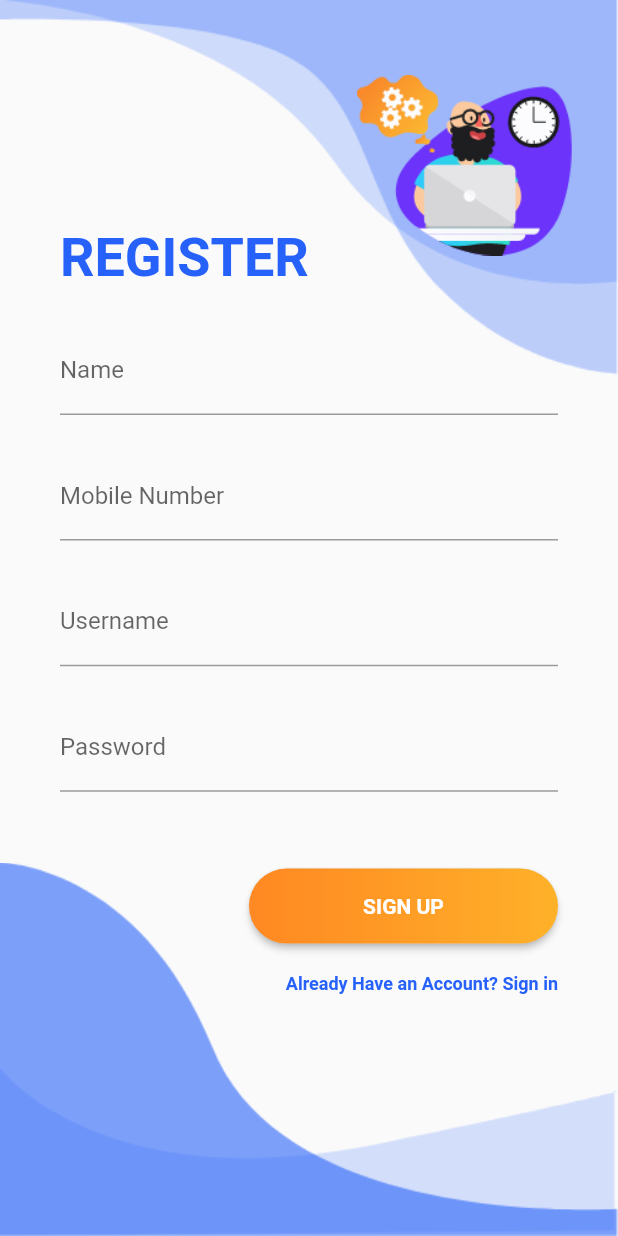
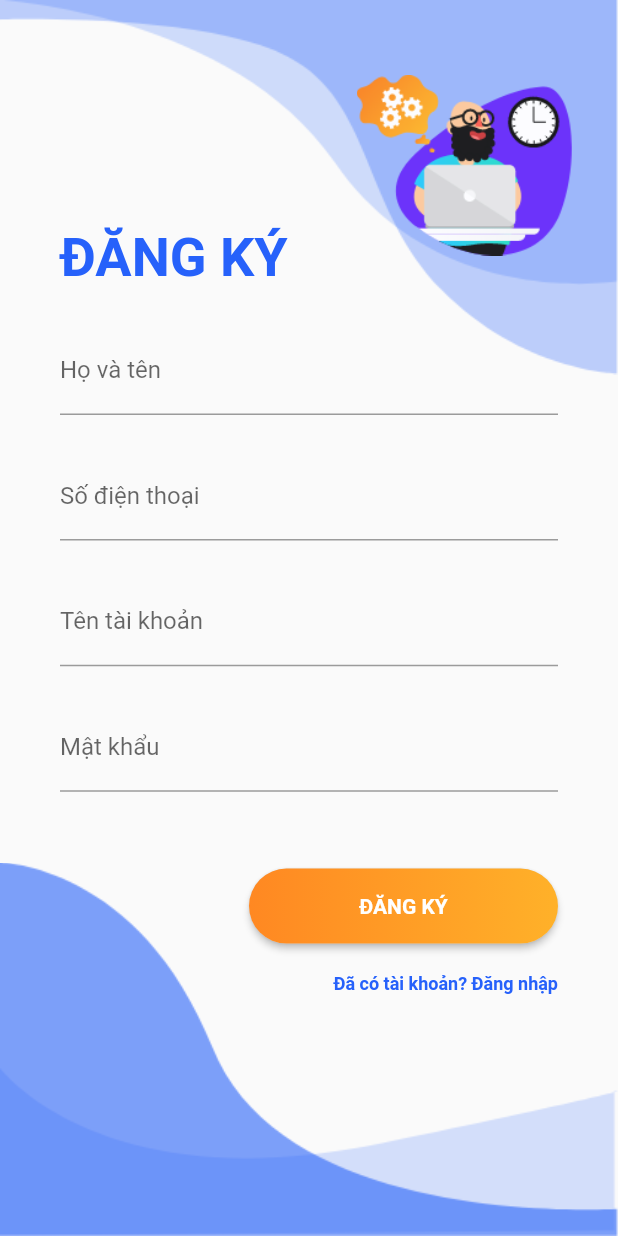
Before and after one commit to HieuTCM/JobFinder, a Flutter app: the RegisterScreen screen opened directly, on a phone screen of 412 x 824 dp. Run offline on Flutter 3.47's test engine with Material 2 defaults, Android fonts, the phone set to English and light mode, and no system bars; our stand-ins replace flutter_svg, font_awesome_flutter, google_fonts.

Commit message:
chuyen sang tieng viet

```diff
--- a/flutter_application_2/lib/Screens/login/login.dart
+++ b/flutter_application_2/lib/Screens/login/login.dart
@@ -17,7 +17,7 @@ class LoginScreen extends StatelessWidget {
               alignment: Alignment.centerLeft,
               padding: EdgeInsets.symmetric(horizontal: 40),
               child: Text(
-                "LOGIN ",
+                "ĐĂNG NHẬP",
                 style: TextStyle(
                     fontWeight: FontWeight.bold,
                     color: Color(0xFF2661FA),
@@ -30,7 +30,7 @@ class LoginScreen extends StatelessWidget {
               alignment: Alignment.center,
               margin: EdgeInsets.symmetric(horizontal: 40),
               child: TextField(
-                decoration: InputDecoration(labelText: "Username"),
+                decoration: InputDecoration(labelText: "Tài khoản"),
               ),
             ),
             SizedBox(height: size.height * 0.03),
@@ -38,7 +38,7 @@ class LoginScreen extends StatelessWidget {
               alignment: Alignment.center,
               margin: EdgeInsets.symmetric(horizontal: 40),
               child: TextField(
-                decoration: InputDecoration(labelText: "Password"),
+                decoration: InputDecoration(labelText: "Mật khẩu"),
                 obscureText: true,
               ),
             ),
@@ -46,7 +46,7 @@ class LoginScreen extends StatelessWidget {
               alignment: Alignment.centerRight,
               margin: EdgeInsets.symmetric(horizontal: 40, vertical: 10),
               child: Text(
-                "Forgot your password?",
+                "Quên mật khẩu?",
                 style: TextStyle(fontSize: 12, color: Color(0XFF2661FA)),
               ),
             ),
@@ -75,7 +75,7 @@ class LoginScreen extends StatelessWidget {
                       ])),
                   padding: const EdgeInsets.all(0),
                   child: Text(
-                    "LOGIN",
+                    "ĐĂNG NHẬP",
                     textAlign: TextAlign.center,
                     style: TextStyle(fontWeight: FontWeight.bold),
                   ),
@@ -91,7 +91,7 @@ class LoginScreen extends StatelessWidget {
                       MaterialPageRoute(builder: (context) => RegisterScreen()))
                 },
                 child: Text(
-                  "Don't Have an Account? Sign up",
+                  "Chưa có tài khoản? Đăng ký",
                   style: TextStyle(
                       fontSize: 12,
                       fontWeight: FontWeight.bold,
--- a/flutter_application_2/lib/Screens/register/register.dart
+++ b/flutter_application_2/lib/Screens/register/register.dart
@@ -1,7 +1,6 @@
 import 'package:flutter/material.dart';
 import 'package:job/Screens/login/login.dart';
 import 'package:job/components/background.dart';
-
 
 class RegisterScreen extends StatelessWidget {
   @override
@@ -17,75 +16,55 @@ class RegisterScreen extends StatelessWidget {
               alignment: Alignment.centerLeft,
               padding: EdgeInsets.symmetric(horizontal: 40),
               child: Text(
-                "REGISTER",
+                "ĐĂNG KÝ",
                 style: TextStyle(
-                  fontWeight: FontWeight.bold,
-                  color: Color(0xFF2661FA),
-                  fontSize: 36
-                ),
+                    fontWeight: FontWeight.bold,
+                    color: Color(0xFF2661FA),
+                    fontSize: 36),
                 textAlign: TextAlign.left,
               ),
             ),
-
             SizedBox(height: size.height * 0.03),
-
             Container(
               alignment: Alignment.center,
               margin: EdgeInsets.symmetric(horizontal: 40),
               child: TextField(
-                decoration: InputDecoration(
-                  labelText: "Name"
-                ),
+                decoration: InputDecoration(labelText: "Họ và tên"),
               ),
             ),
-
             SizedBox(height: size.height * 0.03),
-
             Container(
               alignment: Alignment.center,
               margin: EdgeInsets.symmetric(horizontal: 40),
               child: TextField(
-                decoration: InputDecoration(
-                  labelText: "Mobile Number"
-                ),
+                decoration: InputDecoration(labelText: "Số điện thoại"),
               ),
             ),
-
             SizedBox(height: size.height * 0.03),
-
             Container(
               alignment: Alignment.center,
               margin: EdgeInsets.symmetric(horizontal: 40),
               child: TextField(
-                decoration: InputDecoration(
-                  labelText: "Username"
-                ),
+                decoration: InputDecoration(labelText: "Tên tài khoản"),
               ),
             ),
-
             SizedBox(height: size.height * 0.03),
-
             Container(
               alignment: Alignment.center,
               margin: EdgeInsets.symmetric(horizontal: 40),
               child: TextField(
-                decoration: InputDecoration(
-                  labelText: "Password"
-                ),
+                decoration: InputDecoration(labelText: "Mật khẩu"),
                 obscureText: true,
               ),
             ),
-
             SizedBox(height: size.height * 0.05),
-
             Container(
               alignment: Alignment.centerRight,
               margin: EdgeInsets.symmetric(horizontal: 40, vertical: 10),
               child: RaisedButton(
-                onPressed: () {
-
-                },
-                shape: RoundedRectangleBorder(borderRadius: BorderRadius.circular(80.0)),
+                onPressed: () {},
+                shape: RoundedRectangleBorder(
+                    borderRadius: BorderRadius.circular(80.0)),
                 textColor: Colors.white,
                 padding: const EdgeInsets.all(0),
                 child: Container(
@@ -93,40 +72,34 @@ class RegisterScreen extends StatelessWidget {
                   height: 50.0,
                   width: size.width * 0.5,
                   decoration: new BoxDecoration(
-                    borderRadius: BorderRadius.circular(80.0),
-                    gradient: new LinearGradient(
-                      colors: [
+                      borderRadius: BorderRadius.circular(80.0),
+                      gradient: new LinearGradient(colors: [
                         Color.fromARGB(255, 255, 136, 34),
                         Color.fromARGB(255, 255, 177, 41)
-                      ]
-                    )
-                  ),
+                      ])),
                   padding: const EdgeInsets.all(0),
                   child: Text(
-                    "SIGN UP",
+                    "ĐĂNG KÝ",
                     textAlign: TextAlign.center,
-                    style: TextStyle(
-                      fontWeight: FontWeight.bold
-                    ),
+                    style: TextStyle(fontWeight: FontWeight.bold),
                   ),
                 ),
               ),
             ),
-
             Container(
               alignment: Alignment.centerRight,
               margin: EdgeInsets.symmetric(horizontal: 40, vertical: 10),
               child: GestureDetector(
                 onTap: () => {
-                  Navigator.push(context, MaterialPageRoute(builder: (context) => LoginScreen()))
+                  Navigator.push(context,
+                      MaterialPageRoute(builder: (context) => LoginScreen()))
                 },
                 child: Text(
-                  "Already Have an Account? Sign in",
+                  "Đã có tài khoản? Đăng nhập",
                   style: TextStyle(
-                    fontSize: 12,
-                    fontWeight: FontWeight.bold,
-                    color: Color(0xFF2661FA)
-                  ),
+                      fontSize: 12,
+                      fontWeight: FontWeight.bold,
+                      color: Color(0xFF2661FA)),
                 ),
               ),
             )
```
